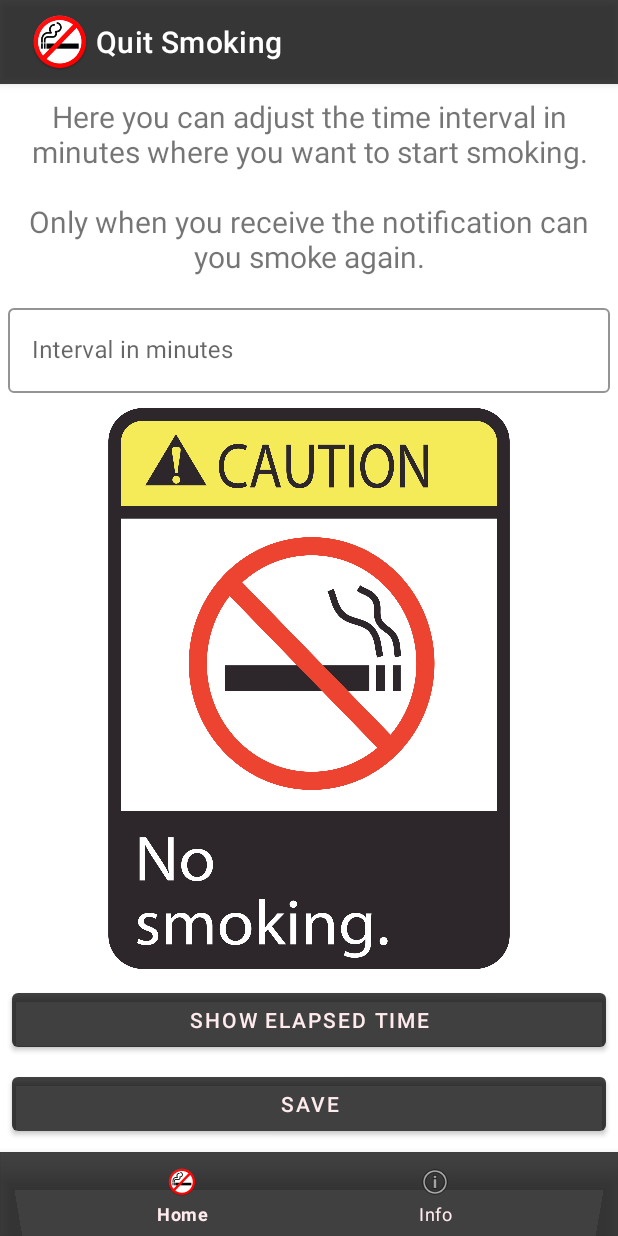
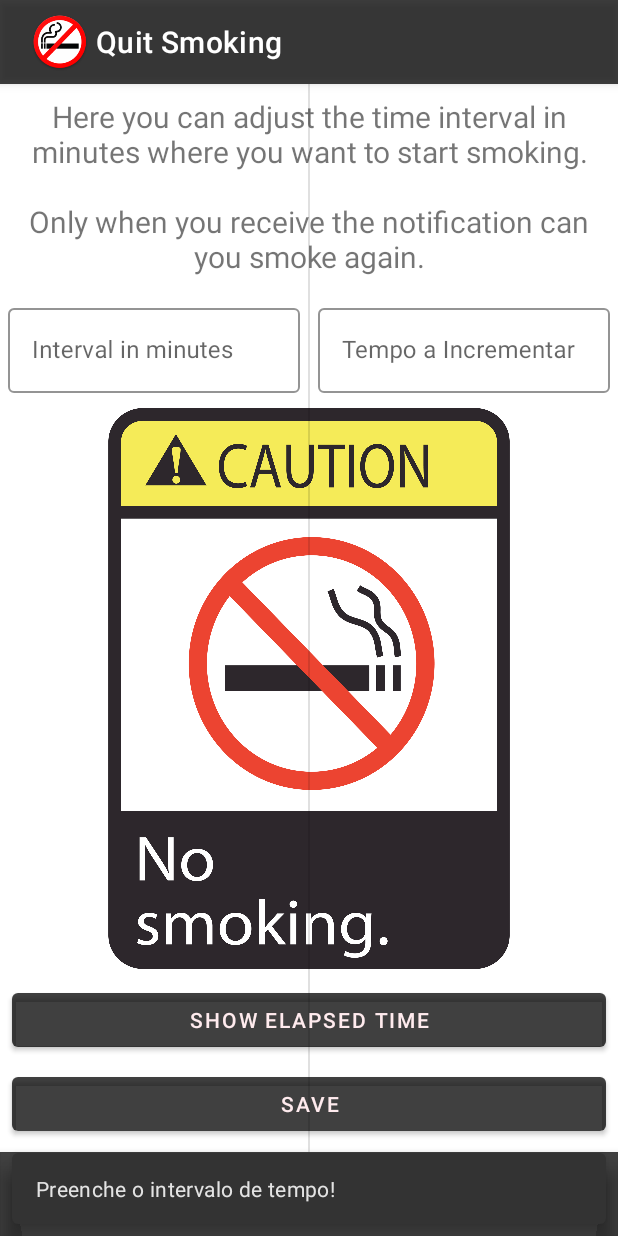
Before and after one commit to LN-Dark/Quit_Smoking, an Android app: the screen it shows after launch (MainActivity), after a tap on "SAVE", on a phone screen of 412 x 824 dp. Run offline under Robolectric (Android 15) with nearby library versions, the phone set to English and light mode, and no system bars; 1 statement that could not run was skipped.

Commit message:
You can choose the time to increment each day, and automatically each day it will increment the time chosen

```diff
--- a/app/src/main/java/com/lua/quitsmoking/AlarmReceiver.java
+++ b/app/src/main/java/com/lua/quitsmoking/AlarmReceiver.java
@@ -64,7 +64,8 @@ public class AlarmReceiver extends BroadcastReceiver {
         SharedPreferences.Editor editor = context.getSharedPreferences("Moon_QuitSmoking_Clock", MODE_PRIVATE).edit();
         if(diaCount != Calendar.getInstance().get(Calendar.DAY_OF_MONTH)){
             int timeInterval = prefs.getInt("Moon_QuitSmoking_Clock_interval", 0);
-            timeInterval += 30;
+            int timeIncremento = prefs.getInt("Moon_QuitSmoking_Clock_incremento", 0);
+            timeInterval += timeIncremento;
             editor.putInt("Moon_QuitSmoking_Clock_interval", timeInterval);
         }
         editor.putInt("Moon_QuitSmoking_Clock_hour", Calendar.getInstance().get(Calendar.HOUR_OF_DAY));
--- a/app/src/main/java/com/lua/quitsmoking/ui/home/HomeFragment.java
+++ b/app/src/main/java/com/lua/quitsmoking/ui/home/HomeFragment.java
@@ -11,6 +11,7 @@ import androidx.annotation.NonNull;
 import androidx.fragment.app.Fragment;
 
 import com.google.android.material.button.MaterialButton;
+import com.google.android.material.snackbar.Snackbar;
 import com.google.android.material.textfield.TextInputEditText;
 import com.lua.quitsmoking.MainActivity;
 import com.lua.quitsmoking.R;
@@ -30,21 +31,27 @@ public class HomeFragment extends Fragment {
         MaterialButton btn_gravar = root.findViewById(R.id.btn_gravar_intervalo);
         MaterialButton btn_ShowTime = root.findViewById(R.id.btn_timeElapsed);
         TextInputEditText edtxt_intervalo = root.findViewById(R.id.edtxt_intervalodetempo);
+        TextInputEditText edtxt_incremento = root.findViewById(R.id.edtxt_tempoIncrease);
         SharedPreferences prefs = root.getContext().getSharedPreferences("Moon_QuitSmoking_Clock", MODE_PRIVATE);
         btn_ShowTime.setOnClickListener(v -> {
             MainActivity mainActivity = (MainActivity) getActivity();
             mainActivity.ShowMinutesElapsed();
         });
         int intervaloTime = prefs.getInt("Moon_QuitSmoking_Clock_interval", 0);
+        int incrementoTime = prefs.getInt("Moon_QuitSmoking_Clock_incremento", 0);
         if(intervaloTime != 0){
             edtxt_intervalo.setText(String.valueOf(intervaloTime));
+            edtxt_incremento.setText(String.valueOf(incrementoTime));
         }
         btn_gravar.setOnClickListener(v -> {
+            if(!edtxt_intervalo.getText().toString().equals("")){
+                if(!edtxt_incremento.getText().toString().equals("")){
                     MainActivity mainActivity = (MainActivity) getActivity();
                     Calendar calendar = Calendar.getInstance();
                     calendar.setTimeInMillis(System.currentTimeMillis());
                     SharedPreferences.Editor editor = root.getContext().getSharedPreferences("Moon_QuitSmoking_Clock", MODE_PRIVATE).edit();
                     editor.putInt("Moon_QuitSmoking_Clock_interval", Integer.parseInt(edtxt_intervalo.getText().toString()));
+                    editor.putInt("Moon_QuitSmoking_Clock_incremento", Integer.parseInt(edtxt_incremento.getText().toString()));
                     editor.putInt("Moon_QuitSmoking_Clock_hour", Calendar.getInstance().get(Calendar.HOUR_OF_DAY));
                     editor.putInt("Moon_QuitSmoking_Clock_minutes", Calendar.getInstance().get(Calendar.MINUTE));
                     editor.putInt("Moon_QuitSmoking_Clock_dayClock", Calendar.getInstance().get(Calendar.DAY_OF_MONTH));
@@ -52,7 +59,16 @@ public class HomeFragment extends Fragment {
                     editor.putInt("Moon_QuitSmoking_Clock_yearClock", Calendar.getInstance().get(Calendar.YEAR));
                     editor.apply();
                     mainActivity.mBoundService.timerRunnable.run();
-            Toast.makeText(root.getContext(), getString(R.string.intervaloguardado), Toast.LENGTH_LONG).show();
+                    Snackbar.make(getActivity().findViewById(android.R.id.content),getString(R.string.intervaloguardado), Snackbar.LENGTH_LONG)
+                            .setAction("Action", null).show();
+                }else {
+                    Snackbar.make(getActivity().findViewById(android.R.id.content), getString(R.string.preencheotempoaincrementar), Snackbar.LENGTH_LONG)
+                            .setAction("Action", null).show();
+                }
+            }else {
+                Snackbar.make(getActivity().findViewById(android.R.id.content), getString(R.string.preencheointervalodetempo), Snackbar.LENGTH_LONG)
+                        .setAction("Action", null).show();
+            }
         });
         return root;
     }
--- a/app/src/main/res/layout/fragment_home.xml
+++ b/app/src/main/res/layout/fragment_home.xml
@@ -23,7 +23,7 @@
     <com.google.android.material.textfield.TextInputLayout
         android:id="@+id/textInputLayout"
         style="@style/Widget.MaterialComponents.TextInputLayout.OutlinedBox"
-        android:layout_width="match_parent"
+        android:layout_width="0dp"
         android:layout_height="wrap_content"
         android:layout_marginStart="5dp"
 
@@ -32,12 +32,38 @@
         android:hint="@string/intervalo_em_minutos"
         app:boxStrokeColor="@color/colorPrimary"
         app:boxStrokeWidth="1dp"
-        app:layout_constraintEnd_toEndOf="parent"
+        app:hintTextColor="@color/colorBorder"
+        app:layout_constraintEnd_toStartOf="@+id/divider"
         app:layout_constraintStart_toStartOf="parent"
         app:layout_constraintTop_toBottomOf="@+id/txt_explicacao">
 
         <com.google.android.material.textfield.TextInputEditText
             android:id="@+id/edtxt_intervalodetempo"
+            android:layout_width="match_parent"
+            android:layout_height="wrap_content"
+            android:inputType="number"
+            android:singleLine="true" />
+
+    </com.google.android.material.textfield.TextInputLayout>
+
+    <com.google.android.material.textfield.TextInputLayout
+        android:id="@+id/textInputLayout1"
+        style="@style/Widget.MaterialComponents.TextInputLayout.OutlinedBox"
+        android:layout_width="0dp"
+        android:layout_height="wrap_content"
+        android:layout_marginStart="5dp"
+        android:layout_marginTop="15dp"
+        android:layout_marginEnd="5dp"
+        android:hint="@string/tempo_a_incrementar"
+        app:boxStrokeColor="@color/colorPrimary"
+        app:boxStrokeWidth="1dp"
+        app:hintTextColor="@color/colorBorder"
+        app:layout_constraintEnd_toEndOf="parent"
+        app:layout_constraintStart_toEndOf="@+id/divider"
+        app:layout_constraintTop_toBottomOf="@+id/txt_explicacao">
+
+        <com.google.android.material.textfield.TextInputEditText
+            android:id="@+id/edtxt_tempoIncrease"
             android:layout_width="match_parent"
             android:layout_height="wrap_content"
             android:inputType="number"
@@ -82,4 +108,14 @@
         app:layout_constraintEnd_toEndOf="parent"
         app:layout_constraintStart_toStartOf="parent"
         app:layout_constraintTop_toBottomOf="@+id/textInputLayout" />
+
+    <View
+        android:id="@+id/divider"
+        android:layout_width="1dp"
+        android:layout_height="0dp"
+        android:background="?android:attr/listDivider"
+        app:layout_constraintBottom_toBottomOf="parent"
+        app:layout_constraintEnd_toEndOf="parent"
+        app:layout_constraintStart_toStartOf="parent"
+        app:layout_constraintTop_toTopOf="parent" />
 </androidx.constraintlayout.widget.ConstraintLayout>
--- a/app/src/main/res/values/colors.xml
+++ b/app/src/main/res/values/colors.xml
@@ -5,4 +5,5 @@
     <color name="colorAccent">#FF5722</color>
 
     <color name="colorButtonText">#FFEBEE</color>
+    <color name="colorBorder">#787878</color>
 </resources>
--- a/app/src/main/res/values/strings.xml
+++ b/app/src/main/res/values/strings.xml
@@ -17,4 +17,7 @@
     <string name="japassaram">Already passed -></string>
     <string name="minutos">Minutes</string>
     <string name="tempo_decorrido">Show Elapsed Time</string>
+    <string name="tempo_a_incrementar">Tempo a Incrementar</string>
+    <string name="preencheotempoaincrementar">Preenche o tempo a incrementar!</string>
+    <string name="preencheointervalodetempo">Preenche o intervalo de tempo!</string>
 </resources>
```
Also changed, not shown: 2 other files. Lines whose indentation alone changed are shown as unchanged.
